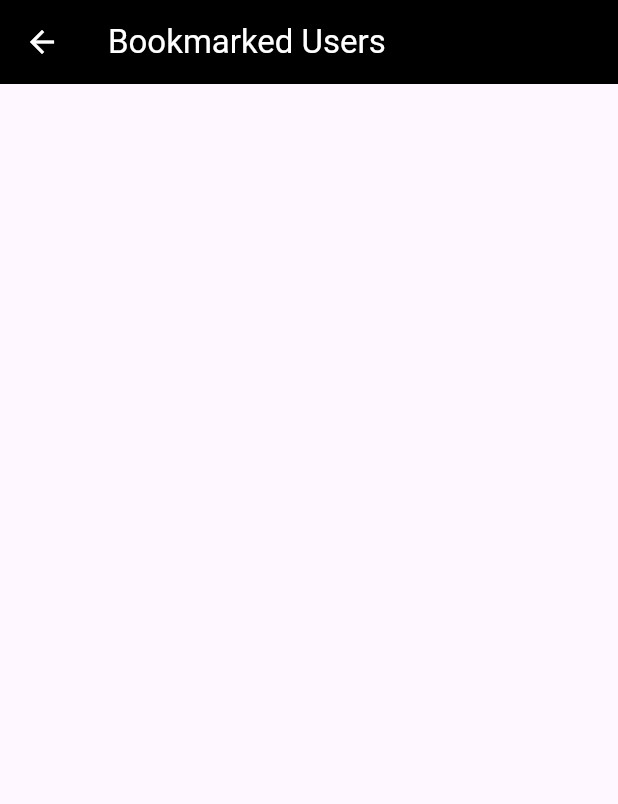
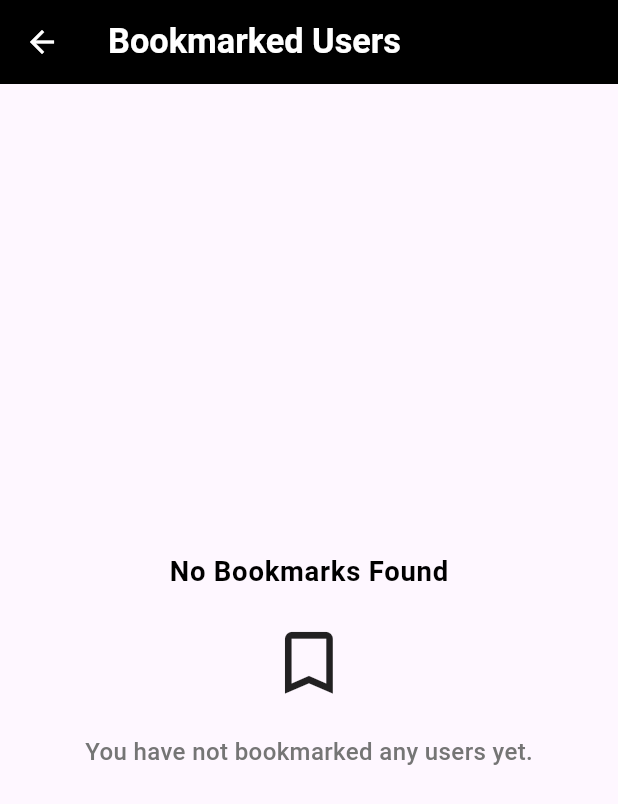
Before and after one commit to hussienhamdy/sof_demo, a Flutter app: the screen it shows after launch, after a tap on the "bookmark" icon, on a phone screen of 412 x 824 dp. Shown: the top 804 px of the screen. Run offline on Flutter 3.47's test engine with Material 3 defaults, Android fonts, the phone set to English and light mode, and no system bars; our stand-ins replace cached_network_image, connectivity_plus, dio, flutter_riverpod, flutter_screenutil, flutter_spinkit and 2 more; accounts and stored records are empty; network calls fail.

Commit message:
Utilize text themes

```diff
--- a/lib/features/users/presentation/screens/bookmarked_users_screen.dart
+++ b/lib/features/users/presentation/screens/bookmarked_users_screen.dart
@@ -3,6 +3,7 @@ import 'package:flutter_riverpod/flutter_riverpod.dart';
 import 'package:sof_demo/features/users/domain/entities/get_users_state.dart';
 import 'package:sof_demo/features/users/presentation/providers/providers.dart';
 import 'package:sof_demo/features/users/presentation/widgets/custom_app_bar.dart';
+import 'package:sof_demo/features/users/presentation/widgets/empty_bookmarks.dart';
 import 'package:sof_demo/features/users/presentation/widgets/pagination_loading.dart';
 import 'package:sof_demo/features/users/presentation/widgets/users_list.dart';
 
@@ -85,7 +86,10 @@ class _BookmarkedUsersScreenState extends ConsumerState<BookmarkedUsersScreen> {
             state.when(
               data: (GetUsersState getUsersState) => SliverMainAxisGroup(
                 slivers: [
-                  UsersList(users: getUsersState.users),
+                  if (getUsersState.users.isEmpty)
+                    const SliverFillRemaining(child: EmptyBookmarks()),
+                  if (getUsersState.users.isNotEmpty)
+                    UsersList(users: getUsersState.users),
                   PaginationLoading(
                     paginationLoadingNotifier: _paginationLoadingNotifier,
                   ),
--- a/lib/features/users/presentation/widgets/badge_count.dart
+++ b/lib/features/users/presentation/widgets/badge_count.dart
@@ -19,7 +19,9 @@ class BadgeCount extends StatelessWidget {
         SizedBox(height: 4.h),
         Text(
           '$count',
-          style: TextStyle(fontSize: 12.sp, color: Colors.grey[300]),
+          style: TextTheme.of(
+            context,
+          ).bodySmall?.copyWith(color: Colors.grey[300]),
         ),
       ],
     );
--- a/lib/features/users/presentation/widgets/custom_app_bar.dart
+++ b/lib/features/users/presentation/widgets/custom_app_bar.dart
@@ -24,7 +24,7 @@ class CustomAppBar extends StatelessWidget {
             )
           : null,
       backgroundColor: Colors.black,
-      title: Text(title, style: TextStyle(color: Colors.white)),
+      title: Text(title, style: TextTheme.of(context).headlineLarge),
       pinned: true,
       floating: false,
       flexibleSpace: FlexibleSpaceBar(
--- /dev/null
+++ b/lib/features/users/presentation/widgets/empty_bookmarks.dart
@@ -0,0 +1,36 @@
+import 'package:flutter/material.dart';
+import 'package:flutter_screenutil/flutter_screenutil.dart';
+
+class EmptyBookmarks extends StatelessWidget {
+  const EmptyBookmarks({super.key});
+  @override
+  Widget build(BuildContext context) {
+    return Center(
+      child: Column(
+        mainAxisAlignment: MainAxisAlignment.center,
+        children: [
+          Text(
+            'No Bookmarks Found',
+            style: TextTheme.of(context).bodyLarge?.copyWith(
+              color: Colors.black,
+              fontWeight: FontWeight.bold,
+            ),
+          ),
+          SizedBox(height: 20.h),
+          Icon(
+            Icons.bookmark_border,
+            size: 50.sp,
+            color: Theme.of(context).iconTheme.color,
+          ),
+          SizedBox(height: 20.h),
+          Text(
+            'You have not bookmarked any users yet.',
+            style: TextTheme.of(
+              context,
+            ).bodyMedium?.copyWith(fontWeight: FontWeight.w500),
+          ),
+        ],
+      ),
+    );
+  }
+}
--- a/lib/features/users/presentation/widgets/user_list_item.dart
+++ b/lib/features/users/presentation/widgets/user_list_item.dart
@@ -51,7 +51,7 @@ class UserListItem extends StatelessWidget {
                         children: [
                           Text(
                             user.displayName,
-                            style: TextStyle(color: Colors.white),
+                            style: TextTheme.of(context).bodyLarge,
                           ),
                           SizedBox(height: 10.h),
                           Row(
--- a/lib/main.dart
+++ b/lib/main.dart
@@ -26,6 +26,17 @@ class MyApp extends StatelessWidget {
       title: 'SOF Demo',
       theme: ThemeData(
         colorScheme: ColorScheme.fromSeed(seedColor: Colors.deepPurple),
+        useMaterial3: true,
+        textTheme: TextTheme(
+          headlineLarge: TextStyle(
+            fontSize: 20.sp,
+            fontWeight: FontWeight.bold,
+            color: Colors.white,
+          ),
+          bodyLarge: TextStyle(fontSize: 16.sp, color: Colors.white),
+          bodyMedium: TextStyle(fontSize: 14.sp, color: Colors.grey[600]),
+          bodySmall: TextStyle(fontSize: 12.sp, color: Colors.blueGrey[400]),
+        ),
       ),
       onGenerateRoute: (RouteSettings settings) =>
           Routes().onGenerateRoute(settings),
```
Also changed, not shown: lib/features/users/presentation/widgets/user_reputation_list_item.dart (+4 -15 lines).
